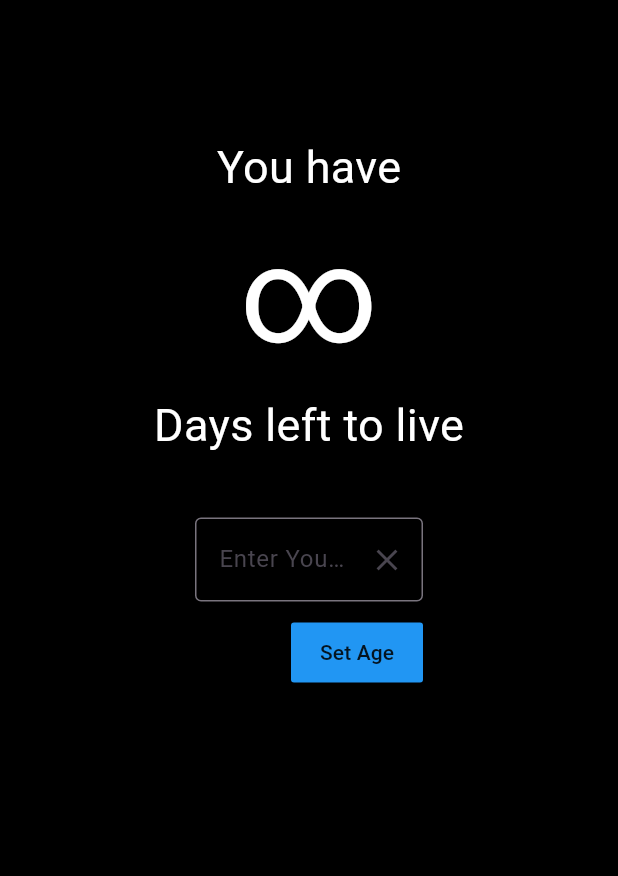
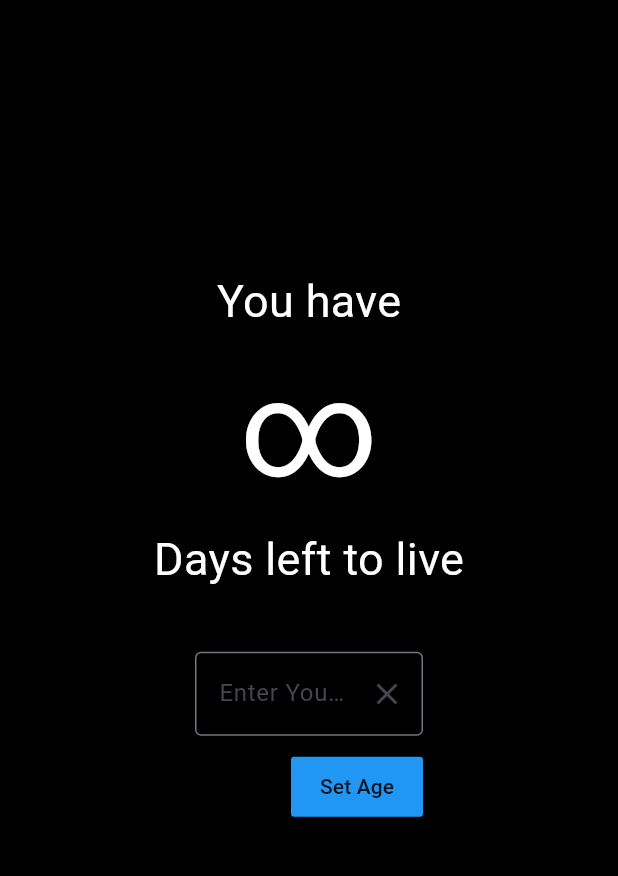
Before and after one commit to JJGOD-13/memento-mori, a Flutter app: the screen it shows after launch, on a phone screen of 412 x 824 dp, the part 84-960 px from its top. Run offline on Flutter 3.47's test engine with Material 3 defaults, Android fonts, the phone set to English and light mode, and no system bars; our stand-ins replace shared_preferences.

Commit message:
Centered number and text to the middle of the screen

```diff
--- a/lib/main.dart
+++ b/lib/main.dart
@@ -52,6 +52,8 @@ class _MainAppState extends State<MainApp> {
               child: Padding(
                 padding: const EdgeInsets.all(90.0),
                 child: Column(
+                  mainAxisAlignment: MainAxisAlignment.center, // Center items vertically
+                  crossAxisAlignment: CrossAxisAlignment.center, // Center items horizontally
                   children: [
                     const Text(
                       "You have",
```
